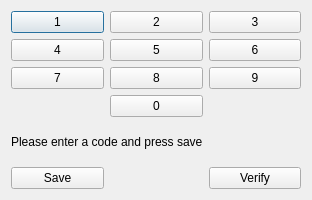
First picture: the form in Security_Panel/dialog.ui, repository ndumisomahlangu96/Pulp-Fiction, before the edit.
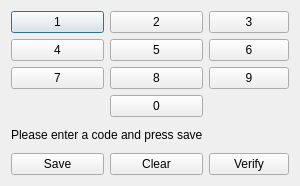
Second picture: the form after the edit.

Diff of the .ui file:
```diff
--- a/Security_Panel/dialog.ui
+++ b/Security_Panel/dialog.ui
@@ -6,8 +6,8 @@
    <rect>
     <x>0</x>
     <y>0</y>
-    <width>312</width>
-    <height>200</height>
+    <width>281</width>
+    <height>186</height>
    </rect>
   </property>
   <property name="windowTitle">
@@ -107,6 +107,13 @@
        </property>
       </widget>
      </item>
+     <item row="5" column="1">
+      <widget class="QPushButton" name="pushButtonClear">
+       <property name="text">
+        <string>Clear</string>
+       </property>
+      </widget>
+     </item>
     </layout>
    </item>
   </layout>
```
Left out of the diff: 2 changed lines with no effect on the pictures.
